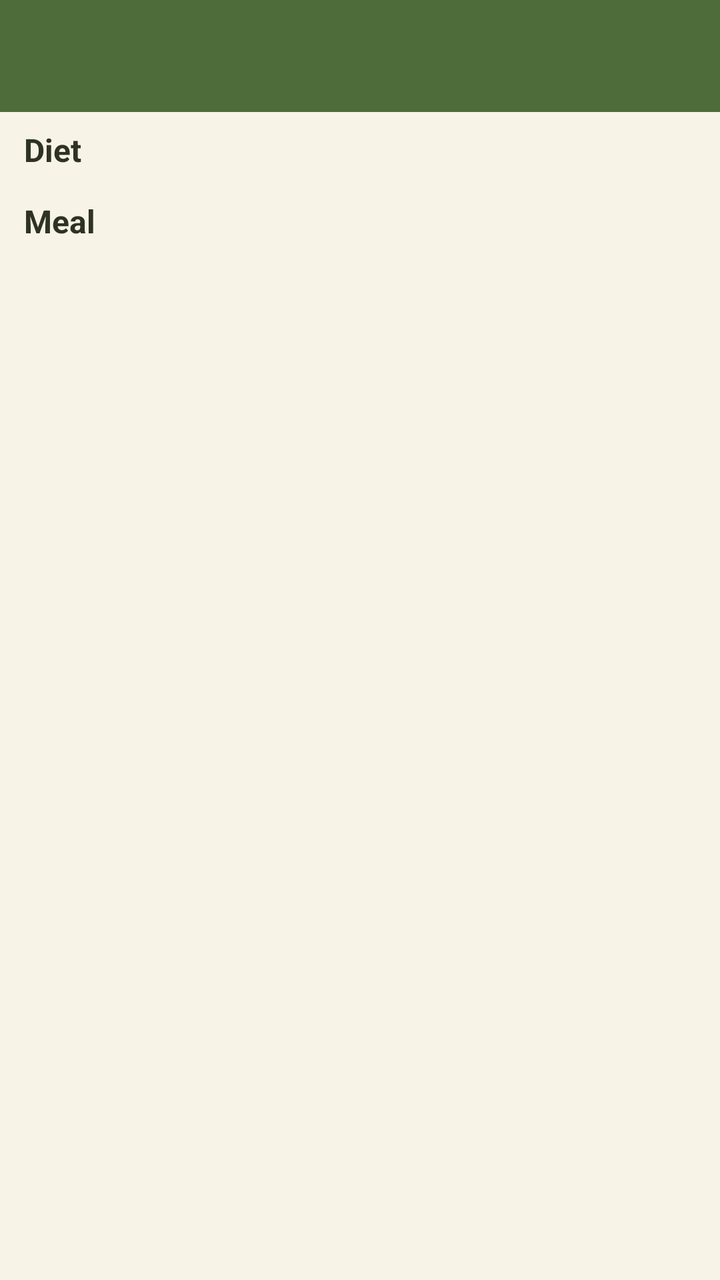
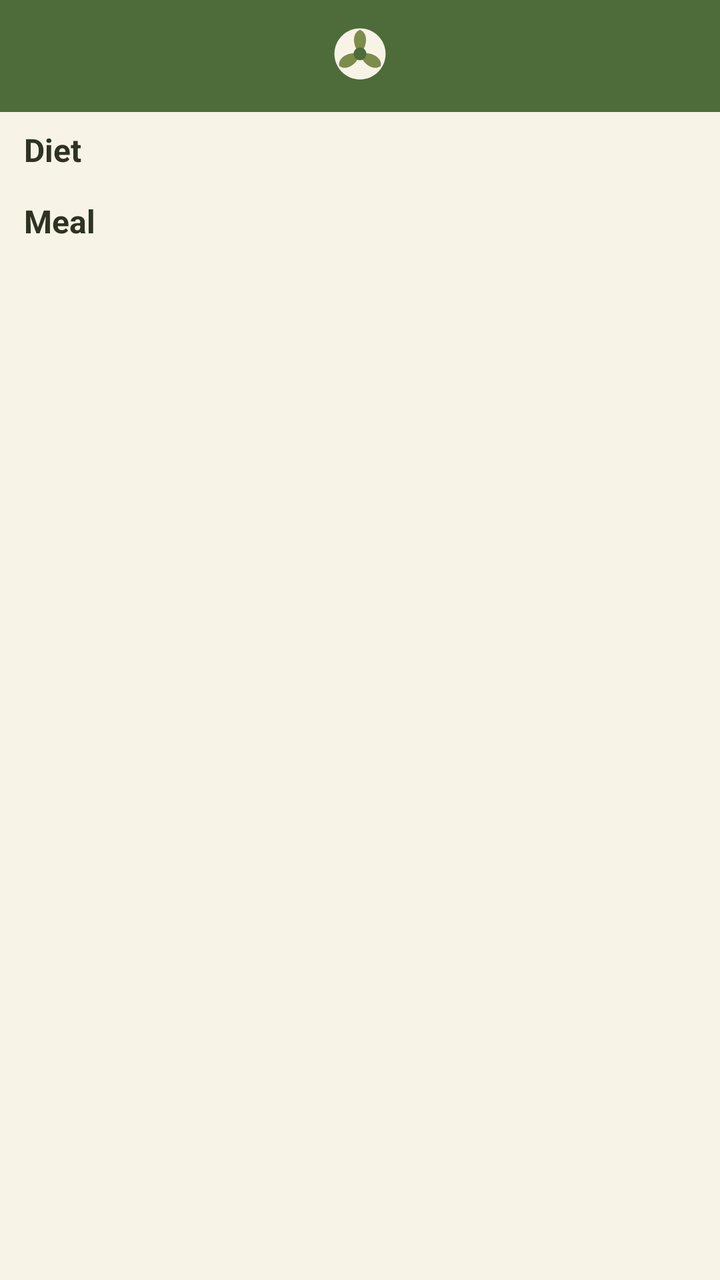

An Android layout rendered at two revisions. The XML below is the earlier revision; the diff shows what the commit changed to produce the second picture.
<!-- AndroidManifest.xml: application theme Theme.ScrapsToSavory -->
<!-- res/layout/activity_suggested_recipes.xml -->
<?xml version="1.0" encoding="utf-8"?>
<androidx.drawerlayout.widget.DrawerLayout xmlns:android="http://schemas.android.com/apk/res/android"
    xmlns:app="http://schemas.android.com/apk/res-auto"
    android:id="@+id/drawerLayout"
    android:layout_width="match_parent"
    android:layout_height="match_parent">

    <androidx.constraintlayout.widget.ConstraintLayout
        android:layout_width="match_parent"
        android:layout_height="match_parent"
        android:background="@color/pantry_background">

        <androidx.appcompat.widget.Toolbar
            android:id="@+id/toolbar"
            android:layout_width="match_parent"
            android:layout_height="?attr/actionBarSize"
            android:background="@color/pantry_primary"
            android:title="@string/suggested_recipes_title"
            android:titleTextColor="@color/white"
            app:layout_constraintTop_toTopOf="parent" />

        <LinearLayout
            android:id="@+id/filterSection"
            android:layout_width="match_parent"
            android:layout_height="wrap_content"
            android:orientation="vertical"
            android:paddingStart="12dp"
            android:paddingTop="8dp"
            android:paddingEnd="12dp"
            app:layout_constraintTop_toBottomOf="@id/toolbar">

            <TextView
                android:layout_width="wrap_content"
                android:layout_height="wrap_content"
                android:text="@string/filter_diet_label"
                android:textColor="@color/pantry_text_primary"
                android:textSize="16sp"
                android:textStyle="bold" />

            <com.google.android.material.chip.ChipGroup
                android:id="@+id/chipGroupDiet"
                android:layout_width="match_parent"
                android:layout_height="wrap_content"
                android:layout_marginTop="4dp"
                app:singleLine="false" />

            <TextView
                android:layout_width="wrap_content"
                android:layout_height="wrap_content"
                android:layout_marginTop="10dp"
                android:text="@string/filter_meal_label"
                android:textColor="@color/pantry_text_primary"
                android:textSize="16sp"
                android:textStyle="bold" />

            <com.google.android.material.chip.ChipGroup
                android:id="@+id/chipGroupMeal"
                android:layout_width="match_parent"
                android:layout_height="wrap_content"
                android:layout_marginTop="4dp"
                app:singleLine="false" />

        </LinearLayout>

        <androidx.recyclerview.widget.RecyclerView
            android:id="@+id/recyclerSuggestedRecipes"
            android:layout_width="match_parent"
            android:layout_height="0dp"
            android:clipToPadding="false"
            android:paddingBottom="16dp"
            app:layout_constraintTop_toBottomOf="@id/filterSection"
            app:layout_constraintBottom_toBottomOf="parent" />

        <TextView
            android:id="@+id/textEmptySuggestions"
            android:layout_width="0dp"
            android:layout_height="wrap_content"
            android:layout_marginStart="32dp"
            android:layout_marginEnd="32dp"
            android:gravity="center"
            android:text="@string/empty_suggested_recipes_message"
            android:textColor="@color/pantry_text_secondary"
            android:textSize="16sp"
            android:visibility="gone"
            app:layout_constraintBottom_toBottomOf="parent"
            app:layout_constraintEnd_toEndOf="parent"
            app:layout_constraintStart_toStartOf="parent"
            app:layout_constraintTop_toBottomOf="@id/filterSection" />

    </androidx.constraintlayout.widget.ConstraintLayout>

    <com.google.android.material.navigation.NavigationView
        android:id="@+id/navigationView"
        android:layout_width="280dp"
        android:layout_height="match_parent"
        android:layout_gravity="start"
        android:background="@color/pantry_surface"
        app:itemIconTint="@color/nav_item_color"
        app:itemTextColor="@color/nav_item_color"
        app:menu="@menu/menu_nav_drawer" />

</androidx.drawerlayout.widget.DrawerLayout>
<!-- resources referenced by this layout -->
<resources>
  <color name="pantry_background">#F7F3E6</color>
  <color name="pantry_primary">#4E6B3A</color>
  <color name="pantry_surface">#FFFFFF</color>
  <color name="pantry_text_primary">#2E3321</color>
  <color name="pantry_text_secondary">#7A8268</color>
  <color name="white">#FFFFFF</color>
  <string name="empty_suggested_recipes_message">No recipes match your pantry yet. Add more ingredients to see suggestions here.</string>
  <string name="filter_diet_label">Diet</string>
  <string name="filter_meal_label">Meal</string>
  <string name="suggested_recipes_title">Suggested Recipes</string>
  <style name="Theme.ScrapsToSavory" parent="Theme.MaterialComponents.Light.NoActionBar">
          <item name="colorPrimary">@color/pantry_primary</item>
          <item name="colorPrimaryDark">@color/pantry_primary_dark</item>
          <item name="colorAccent">@color/pantry_accent</item>
          <item name="android:windowBackground">@color/pantry_background</item>
      </style>
  <color name="pantry_primary_dark">#35492A</color>
  <color name="pantry_accent">#7C8C4B</color>
</resources>

<!-- the commit's change to res/layout/activity_suggested_recipes.xml (unified diff, before → after) -->
@@ -17,7 +17,15 @@
             android:background="@color/pantry_primary"
             android:title="@string/suggested_recipes_title"
             android:titleTextColor="@color/white"
-            app:layout_constraintTop_toTopOf="parent" />
+            app:layout_constraintTop_toTopOf="parent">
+
+            <ImageView
+                android:layout_width="32dp"
+                android:layout_height="32dp"
+                android:layout_gravity="center"
+                android:contentDescription="@string/app_name"
+                android:src="@drawable/ic_logo_toolbar" />
+        </androidx.appcompat.widget.Toolbar>
 
         <LinearLayout
             android:id="@+id/filterSection"
<!-- resource entries referenced after the edit -->
@@ -6,6 +6,51 @@
   <color name="pantry_text_primary">#2E3321</color>
   <color name="pantry_text_secondary">#7A8268</color>
   <color name="white">#FFFFFF</color>
+  <!-- drawable ic_logo_toolbar (drawable) -->
+  <vector xmlns:android="http://schemas.android.com/apk/res/android"
+      android:width="120dp"
+      android:height="120dp"
+      android:viewportWidth="120"
+      android:viewportHeight="120">
+  
+      
+      <path
+          android:fillColor="@color/pantry_background"
+          android:pathData="M60,8 C86.5097,8 108,29.4903 108,56 C108,82.5097 86.5097,104 60,104 C33.4903,104 12,82.5097 12,56 C12,29.4903 33.4903,8 60,8 Z" />
+  
+      <group
+          android:pivotX="60"
+          android:pivotY="56"
+          android:rotation="0">
+          <path
+              android:fillColor="@color/pantry_accent"
+              android:pathData="M60,56 C45,41 45,16 60,11 C75,16 75,41 60,56 Z" />
+      </group>
+  
+      <group
+          android:pivotX="60"
+          android:pivotY="56"
+          android:rotation="120">
+          <path
+              android:fillColor="@color/pantry_accent"
+              android:pathData="M60,56 C45,41 45,16 60,11 C75,16 75,41 60,56 Z" />
+      </group>
+  
+      <group
+          android:pivotX="60"
+          android:pivotY="56"
+          android:rotation="240">
+          <path
+              android:fillColor="@color/pantry_accent"
+              android:pathData="M60,56 C45,41 45,16 60,11 C75,16 75,41 60,56 Z" />
+      </group>
+  
+      <path
+          android:fillColor="@color/pantry_primary"
+          android:pathData="M60,44 C66.6274,44 72,49.3726 72,56 C72,62.6274 66.6274,68 60,68 C53.3726,68 48,62.6274 48,56 C48,49.3726 53.3726,44 60,44 Z" />
+  
+  </vector>
+  <string name="app_name">Scraps to Savory</string>
   <string name="empty_suggested_recipes_message">No recipes match your pantry yet. Add more ingredients to see suggestions here.</string>
   <string name="filter_diet_label">Diet</string>
   <string name="filter_meal_label">Meal</string>
